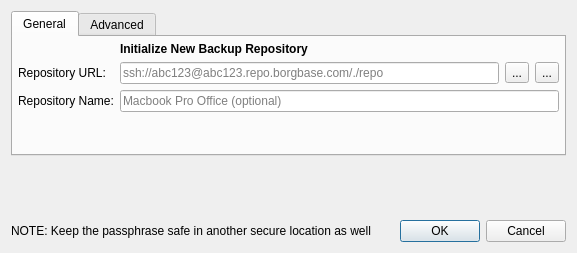
The window that src/vorta/assets/UI/repo_add.ui (borgbase/vorta) describes before a commit, drawn with Qt 5.
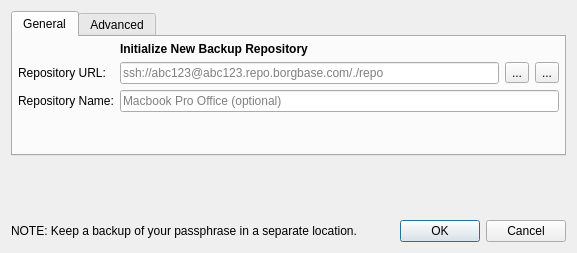
The same window after the commit. Icons and pictures are not drawn.

Commit message: Changed the NOTE text for clarity

Diff of the .ui file:
```diff
--- a/src/vorta/assets/UI/repo_add.ui
+++ b/src/vorta/assets/UI/repo_add.ui
@@ -233,7 +233,7 @@
      <item>
       <widget class="QLabel" name="noteLabel">
        <property name="text">
-        <string>NOTE: Keep the passphrase safe in another secure location as well</string>
+        <string>NOTE: Keep a backup of your passphrase in a separate location.</string>
        </property>
       </widget>
      </item>
```
